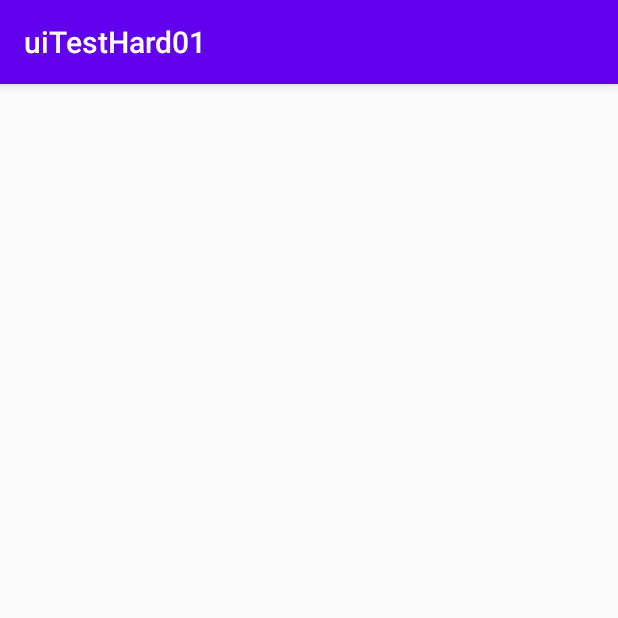
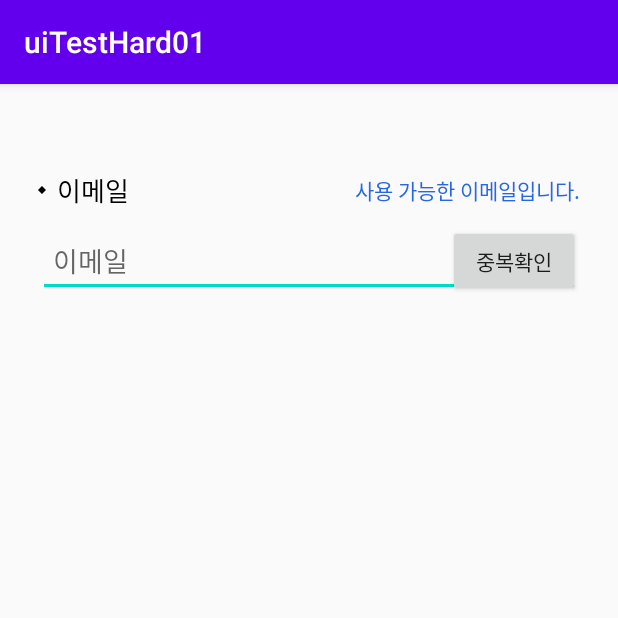
Before and after one commit to cyhaz/uiTestHard01, an Android app: the SignUpActivity screen opened directly, with no data from a screen before it, on a phone screen of 412 x 824 dp, the top half of it. Run offline under Robolectric (Android 15) with nearby library versions, the phone set to English and light mode, and no system bars.

Commit message:
이메일 입력칸 그리기

```diff
--- a/app/src/main/res/layout/activity_sign_up.xml
+++ b/app/src/main/res/layout/activity_sign_up.xml
@@ -5,7 +5,62 @@
     android:layout_width="match_parent"
     android:layout_height="match_parent"
     android:orientation="vertical"
+    android:paddingLeft="25dp"
+    android:paddingRight="25dp"
+    android:paddingTop="57dp"
     tools:context=".SignUpActivity">
 
 
+    <LinearLayout
+        android:layout_width="match_parent"
+        android:layout_height="wrap_content"
+        android:orientation="horizontal"
+        android:gravity="center_vertical">
+
+        <ImageView
+            android:layout_width="5dp"
+            android:layout_height="5dp"
+            android:src="@drawable/button_black"
+            android:scaleType="centerCrop"/>
+
+        <TextView
+            android:layout_width="wrap_content"
+            android:layout_height="wrap_content"
+            android:layout_marginLeft="7dp"
+            android:text="이메일"
+            android:textColor="#000000"
+            android:textSize="17sp"/>
+
+        <TextView
+            android:layout_width="0dp"
+            android:layout_height="wrap_content"
+            android:layout_weight="1"/>
+
+        <TextView
+            android:layout_width="wrap_content"
+            android:layout_height="wrap_content"
+            android:text="사용 가능한 이메일입니다."
+            android:textColor="#2767E3"/>
+
+    </LinearLayout>
+
+    <FrameLayout
+        android:layout_width="match_parent"
+        android:layout_height="wrap_content"
+        android:layout_marginTop="10dp">
+
+        <EditText
+            android:paddingLeft="10dp"
+            android:layout_width="match_parent"
+            android:layout_height="wrap_content"
+            android:hint="이메일" />
+
+        <Button
+            android:layout_width="wrap_content"
+            android:layout_height="wrap_content"
+            android:layout_gravity="right|center_vertical"
+            android:text="중복확인"/>
+
+    </FrameLayout>
+
 </LinearLayout>
```
Also changed, not shown: app/src/main/res/drawable-v24/button_black.png (added).
